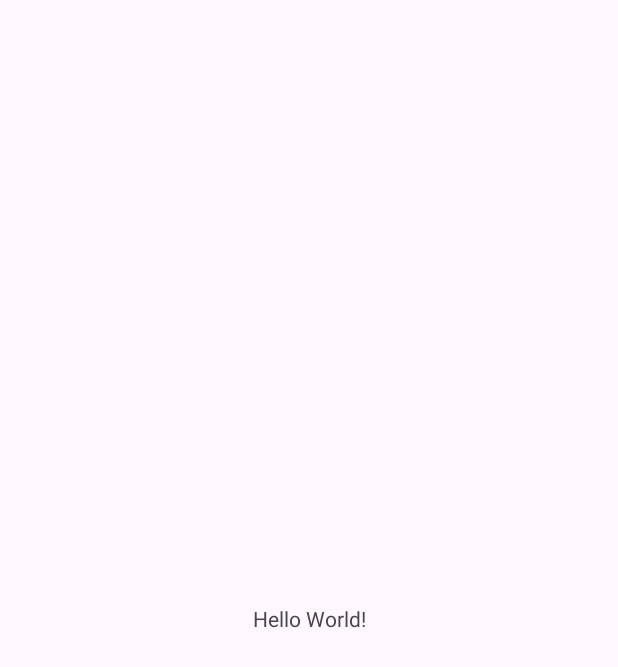
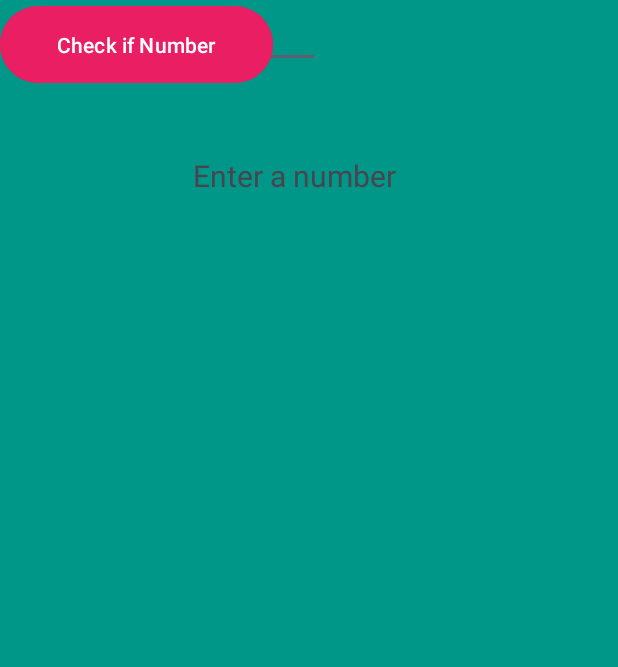
Before and after one commit to Kythera-Pather/Githubpratice, an Android app: the screen it shows after launch (MainActivity), on a phone screen of 412 x 824 dp. Before the commit the part shown is almost empty. Shown: the top 667 px of the screen. Run offline under Robolectric (Android 15) with nearby library versions, the phone set to English and light mode, and no system bars.

Commit message:
added back end code

```diff
--- a/app/src/main/java/vcmsa/kythera/githubpratice/MainActivity.kt
+++ b/app/src/main/java/vcmsa/kythera/githubpratice/MainActivity.kt
@@ -5,6 +5,9 @@ import androidx.activity.enableEdgeToEdge
 import androidx.appcompat.app.AppCompatActivity
 import androidx.core.view.ViewCompat
 import androidx.core.view.WindowInsetsCompat
+import android.widget.EditText
+import android.widget.Toast
+import android.widget.Button
 
 class MainActivity : AppCompatActivity() {
     override fun onCreate(savedInstanceState: Bundle?) {
@@ -16,5 +19,24 @@ class MainActivity : AppCompatActivity() {
             v.setPadding(systemBars.left, systemBars.top, systemBars.right, systemBars.bottom)
             insets
         }
+        val input= findViewById<EditText>(R.id.edtNumber)
+        val clickMe:Button= findViewById(R.id.btnCheckNum)
+
+        clickMe.setOnClickListener {
+            try {
+
+                val numberInt = input.text.toString().toInt()
+
+                if (numberInt % 2 == 0) {
+                    Toast.makeText(this, "The number $numberInt is even", Toast.LENGTH_LONG).show()
+
+                } else {
+                    Toast.makeText(this, "the number $numberInt is odd", Toast.LENGTH_LONG).show()
+                }
+
+            } catch (e: NumberFormatException) {
+                Toast.makeText(this, "The input $input is not a number", Toast.LENGTH_LONG).show()
+            }
+        }
     }
 }
--- a/app/src/main/res/layout/activity_main.xml
+++ b/app/src/main/res/layout/activity_main.xml
@@ -5,15 +5,39 @@
     android:id="@+id/main"
     android:layout_width="match_parent"
     android:layout_height="match_parent"
+    android:background="#009688"
+    android:backgroundTint="#009688"
     tools:context=".MainActivity">
 
     <TextView
+        android:layout_width="153dp"
+        android:layout_height="36dp"
+        android:text="Enter a number"
+        android:textSize="20sp"
+        app:layout_constraintBottom_toBottomOf="parent"
+        app:layout_constraintEnd_toEndOf="parent"
+        app:layout_constraintHorizontal_bias="0.498"
+        app:layout_constraintStart_toStartOf="parent"
+        app:layout_constraintTop_toTopOf="parent"
+        app:layout_constraintVertical_bias="0.131" />
+
+    <EditText
+        android:id="@+id/edtNumber"
         android:layout_width="wrap_content"
         android:layout_height="wrap_content"
-        android:text="Hello World!"
-        app:layout_constraintBottom_toBottomOf="parent"
-        app:layout_constraintEnd_toEndOf="parent"
-        app:layout_constraintStart_toStartOf="parent"
-        app:layout_constraintTop_toTopOf="parent" />
+        android:ems="10"
+        android:inputType="text"
+        tools:layout_editor_absoluteX="100dp"
+        tools:layout_editor_absoluteY="179dp" />
+
+    <Button
+        android:id="@+id/btnCheckNum"
+        android:layout_width="182dp"
+        android:layout_height="59dp"
+        android:backgroundTint="#E91E63"
+        android:text="Check if Number"
+        app:rippleColor="#940606"
+        tools:layout_editor_absoluteX="114dp"
+        tools:layout_editor_absoluteY="372dp" />
 
 </androidx.constraintlayout.widget.ConstraintLayout>
```
